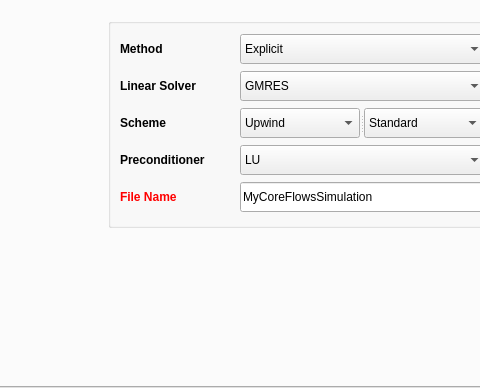
Old version of the form CoreFlows_src/gui/src/ui/MainCFWidget.ui in the repository ndjinga/CoreFlows; both pictures show x 267 to 747 and y 444 to 832 of the 1221 by 832 pixel window.
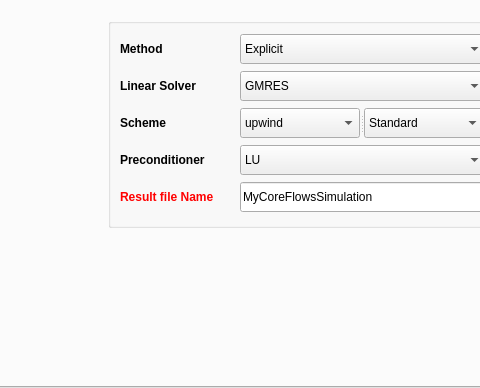
New version of the form. The open tabs and pages were chosen to show the change.

Commit message: GUI Salome fonctionne pour single phase

Diff of the .ui file:
```diff
--- a/CoreFlows_src/gui/src/ui/MainCFWidget.ui
+++ b/CoreFlows_src/gui/src/ui/MainCFWidget.ui
@@ -12354,7 +12354,7 @@
           </property>
           <item>
            <property name="text">
-            <string>Upwind </string>
+            <string>upwind </string>
            </property>
           </item>
           <item>
@@ -12467,7 +12467,7 @@
           </size>
          </property>
          <property name="text">
-          <string>&lt;html&gt;&lt;head/&gt;&lt;body&gt;&lt;p&gt;&lt;span style=&quot; font-weight:600; color:#ff0000;&quot;&gt;File Name&lt;/span&gt;&lt;/p&gt;&lt;/body&gt;&lt;/html&gt;</string>
+          <string>&lt;html&gt;&lt;head/&gt;&lt;body&gt;&lt;p&gt;&lt;span style=&quot; font-weight:600; color:#ff0000;&quot;&gt;Result file Name&lt;/span&gt;&lt;/p&gt;&lt;/body&gt;&lt;/html&gt;</string>
          </property>
         </widget>
        </item>
```
Left out of the diff: 21 changed lines with no effect on the pictures. The commit also changes 1 other file.
